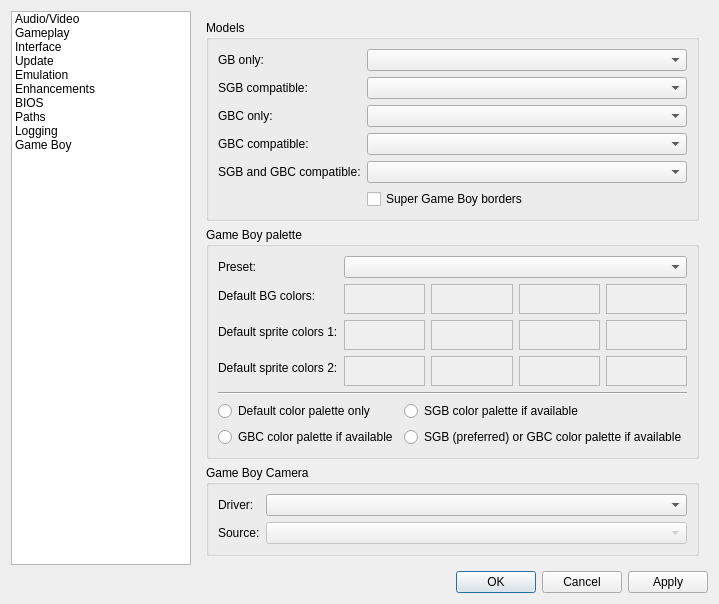
Qt form Libretro/mgba/src/platform/qt/SettingsView.ui (kiddreads/Avalon-copy2) before a commit.
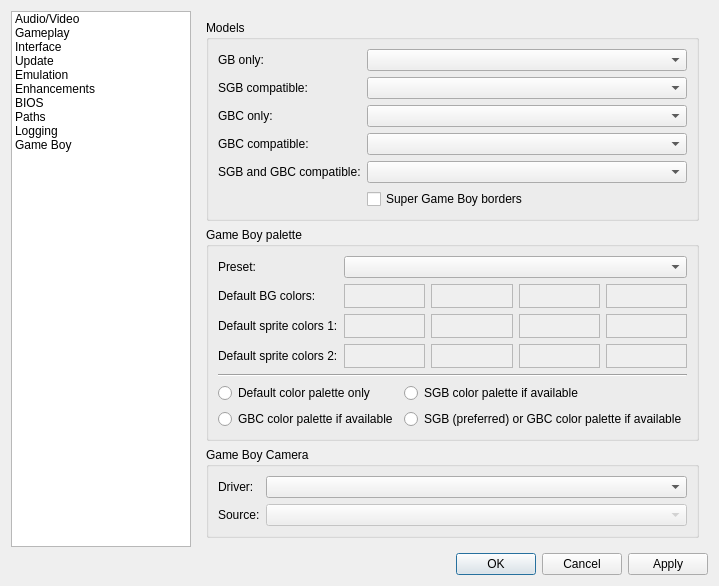
The same form after that commit. The open tabs and pages were chosen to show the change.

Commit message: Qt: Reduce minimum size of GB palette color pickers

Diff of the .ui file:
```diff
--- a/Libretro/mgba/src/platform/qt/SettingsView.ui
+++ b/Libretro/mgba/src/platform/qt/SettingsView.ui
@@ -1901,8 +1901,8 @@
              <widget class="QFrame" name="color0">
               <property name="minimumSize">
                <size>
-                <width>30</width>
-                <height>30</height>
+                <width>24</width>
+                <height>24</height>
                </size>
               </property>
               <property name="autoFillBackground">
@@ -1920,8 +1920,8 @@
              <widget class="QFrame" name="color1">
               <property name="minimumSize">
                <size>
-                <width>30</width>
-                <height>30</height>
+                <width>24</width>
+                <height>24</height>
                </size>
               </property>
               <property name="autoFillBackground">
@@ -1939,8 +1939,8 @@
              <widget class="QFrame" name="color2">
               <property name="minimumSize">
                <size>
-                <width>30</width>
-                <height>30</height>
+                <width>24</width>
+                <height>24</height>
                </size>
               </property>
               <property name="autoFillBackground">
@@ -1958,8 +1958,8 @@
              <widget class="QFrame" name="color3">
               <property name="minimumSize">
                <size>
-                <width>30</width>
-                <height>30</height>
+                <width>24</width>
+                <height>24</height>
                </size>
               </property>
               <property name="autoFillBackground">
@@ -1988,8 +1988,8 @@
              <widget class="QFrame" name="color4">
               <property name="minimumSize">
                <size>
-                <width>30</width>
-                <height>30</height>
+                <width>24</width>
+                <height>24</height>
                </size>
               </property>
               <property name="autoFillBackground">
@@ -2007,8 +2007,8 @@
              <widget class="QFrame" name="color5">
               <property name="minimumSize">
                <size>
-                <width>30</width>
-                <height>30</height>
+                <width>24</width>
+                <height>24</height>
                </size>
               </property>
               <property name="autoFillBackground">
@@ -2026,8 +2026,8 @@
              <widget class="QFrame" name="color6">
               <property name="minimumSize">
                <size>
-                <width>30</width>
-                <height>30</height>
+                <width>24</width>
+                <height>24</height>
                </size>
               </property>
               <property name="autoFillBackground">
@@ -2045,8 +2045,8 @@
              <widget class="QFrame" name="color7">
               <property name="minimumSize">
                <size>
-                <width>30</width>
-                <height>30</height>
+                <width>24</width>
+                <height>24</height>
                </size>
               </property>
               <property name="autoFillBackground">
@@ -2075,8 +2075,8 @@
              <widget class="QFrame" name="color8">
               <property name="minimumSize">
                <size>
-                <width>30</width>
-                <height>30</height>
+                <width>24</width>
+                <height>24</height>
                </size>
               </property>
               <property name="autoFillBackground">
@@ -2094,8 +2094,8 @@
              <widget class="QFrame" name="color9">
               <property name="minimumSize">
                <size>
-                <width>30</width>
-                <height>30</height>
+                <width>24</width>
+                <height>24</height>
                </size>
               </property>
               <property name="autoFillBackground">
@@ -2113,8 +2113,8 @@
              <widget class="QFrame" name="color10">
               <property name="minimumSize">
                <size>
-                <width>30</width>
-                <height>30</height>
+                <width>24</width>
+                <height>24</height>
                </size>
               </property>
               <property name="autoFillBackground">
@@ -2132,8 +2132,8 @@
              <widget class="QFrame" name="color11">
               <property name="minimumSize">
                <size>
-                <width>30</width>
-                <height>30</height>
+                <width>24</width>
+                <height>24</height>
                </size>
               </property>
               <property name="autoFillBackground">
```
Left out of the diff: 2 changed lines with no effect on the pictures.
